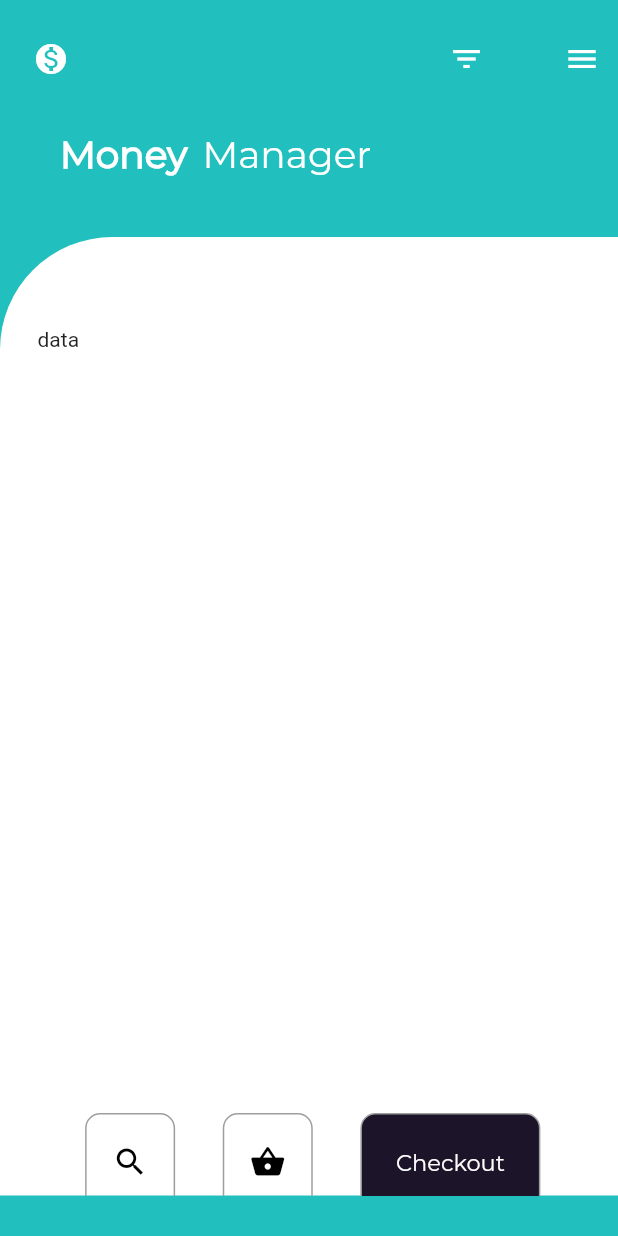
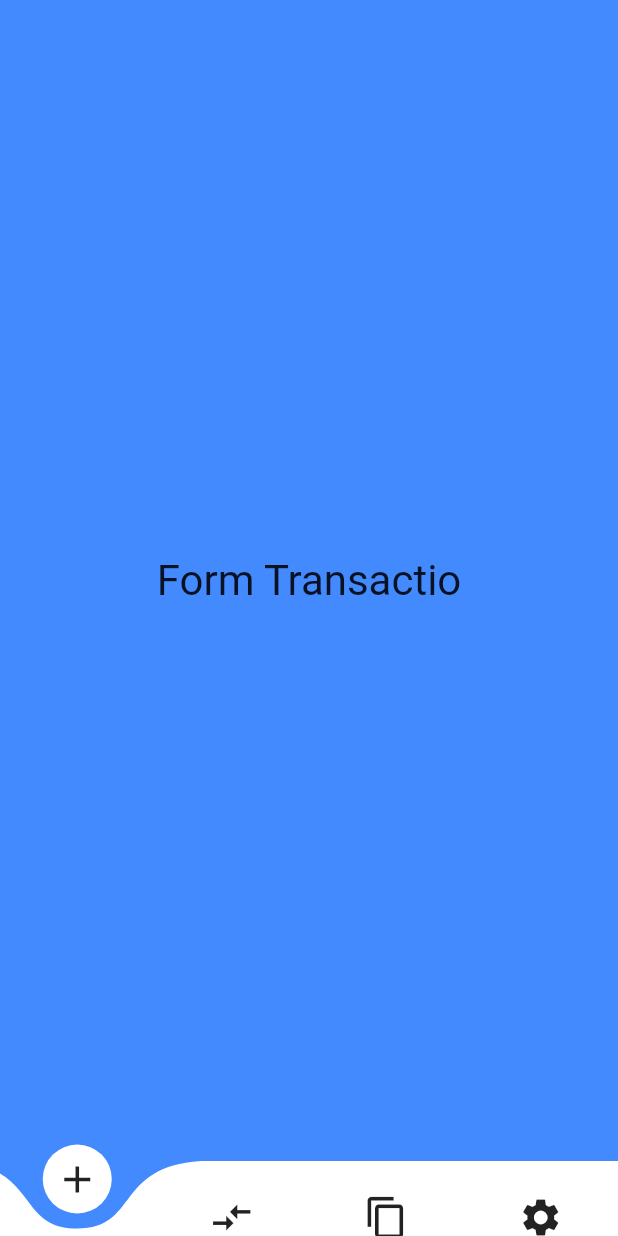
Before and after one commit to michelssousa/expensensV1, a Flutter app: the screen it shows after launch, on a phone screen of 412 x 824 dp. Run offline on Flutter 3.47's test engine with Material 2 defaults, Android fonts, the phone set to English and light mode, and no system bars; drawn by our look-alikes of curved_navigation_bar; our stand-ins replace flutter_dotenv, graphql_flutter, grouped_list; project files that could hold a hidden picture were left out.

Commit message:
Montando o layout curve com abas

```diff
--- a/lib/src/presentation/app.dart
+++ b/lib/src/presentation/app.dart
@@ -2,7 +2,7 @@ import 'package:flutter/material.dart';
 import 'package:flutterExpenses/src/domain/providers/presentation/providerPresentation.dart';
 import 'package:flutterExpenses/src/domain/providers/variables/globalVariables.dart';
 
-import 'home/home.dart';
+import 'pages/homePage.dart';
 // import 'package:flutter_dotenv/flutter_dotenv.dart';
 
 class App extends StatelessWidget {
@@ -14,7 +14,7 @@ class App extends StatelessWidget {
     return MaterialApp(
       debugShowCheckedModeBanner: false,
       theme: ThemeData(primaryColor: _appColor.colorSecondary),
-      home: Home(),
+      home: HomePage(),
     );
   }
 }
--- a/lib/src/presentation/home/home.dart
+++ /dev/null
@@ -1,140 +0,0 @@
-import 'package:flutter/material.dart';
-
-class Home extends StatefulWidget {
-  @override
-  _HomeState createState() => _HomeState();
-}
-
-class _HomeState extends State<Home> {
-  @override
-  Widget build(BuildContext context) {
-    return Scaffold(
-      backgroundColor: Color(0xFF21BFBD),
-      body: ListView(
-        children: <Widget>[
-          Padding(
-            padding: EdgeInsets.only(top: 15.0, left: 10.0),
-            child: Row(
-              mainAxisAlignment: MainAxisAlignment.spaceBetween,
-              children: <Widget>[
-                IconButton(
-                  icon: Icon(Icons.monetization_on),
-                  color: Colors.white,
-                  onPressed: () {},
-                ),
-                Container(
-                  width: 125.0,
-                  child: Row(
-                      mainAxisAlignment: MainAxisAlignment.spaceBetween,
-                      children: <Widget>[
-                        IconButton(
-                          icon: Icon(Icons.filter_list),
-                          color: Colors.white,
-                          onPressed: () {},
-                        ),
-                        IconButton(
-                          icon: Icon(Icons.menu),
-                          color: Colors.white,
-                          onPressed: () {},
-                        )
-                      ]),
-                ),
-              ],
-            ),
-          ),
-          SizedBox(height: 25.0),
-          Padding(
-            padding: EdgeInsets.only(left: 40.0),
-            child: Row(
-              children: <Widget>[
-                Text('Money',
-                    style: TextStyle(
-                        fontFamily: 'Montserrat',
-                        color: Colors.white,
-                        fontWeight: FontWeight.bold,
-                        fontSize: 25.0)),
-                SizedBox(width: 10.0),
-                Text('Manager',
-                    style: TextStyle(
-                        fontFamily: 'Montserrat',
-                        color: Colors.white,
-                        fontSize: 25.0))
-              ],
-            ),
-          ),
-          SizedBox(height: 40.0),
-          Container(
-            height: MediaQuery.of(context).size.height - 185.0,
-            decoration: BoxDecoration(
-              color: Colors.white,
-              borderRadius: BorderRadius.only(topLeft: Radius.circular(75.0)),
-            ),
-            child: ListView(
-              primary: false,
-              padding: EdgeInsets.only(left: 25.0, right: 20.0),
-              children: <Widget>[
-                Padding(
-                    padding: EdgeInsets.only(top: 60.0),
-                    child: Container(
-                        height: MediaQuery.of(context).size.height - 300.0,
-                        child: ListView(children: [
-                          Text('data'),
-                        ]))),
-                Row(
-                  mainAxisAlignment: MainAxisAlignment.spaceEvenly,
-                  children: <Widget>[
-                    Container(
-                      height: 65.0,
-                      width: 60.0,
-                      decoration: BoxDecoration(
-                        border: Border.all(
-                            color: Colors.grey,
-                            style: BorderStyle.solid,
-                            width: 1.0),
-                        borderRadius: BorderRadius.circular(10.0),
-                      ),
-                      child: Center(
-                        child: Icon(Icons.search, color: Colors.black),
-                      ),
-                    ),
-                    Container(
-                      height: 65.0,
-                      width: 60.0,
-                      decoration: BoxDecoration(
-                        border: Border.all(
-                            color: Colors.grey,
-                            style: BorderStyle.solid,
-                            width: 1.0),
-                        borderRadius: BorderRadius.circular(10.0),
-                      ),
-                      child: Center(
-                        child: Icon(Icons.shopping_basket, color: Colors.black),
-                      ),
-                    ),
-                    Container(
-                      height: 65.0,
-                      width: 120.0,
-                      decoration: BoxDecoration(
-                          border: Border.all(
-                              color: Colors.grey,
-                              style: BorderStyle.solid,
-                              width: 1.0),
-                          borderRadius: BorderRadius.circular(10.0),
-                          color: Color(0xFF1C1428)),
-                      child: Center(
-                          child: Text('Checkout',
-                              style: TextStyle(
-                                  fontFamily: 'Montserrat',
-                                  color: Colors.white,
-                                  fontSize: 15.0))),
-                    )
-                  ],
-                )
-              ],
-            ),
-          )
-        ],
-      ),
-    );
-  }
-}
--- /dev/null
+++ b/lib/src/presentation/pages/formTransactionPage.dart
@@ -0,0 +1,13 @@
+import 'package:flutter/material.dart';
+
+class FormTransactionPage extends StatelessWidget {
+  @override
+  Widget build(BuildContext context) {
+    return Container(
+      child: Text(
+        "Form Transactio",
+        textScaleFactor: 2.0,
+      ),
+    );
+  }
+}
--- /dev/null
+++ b/lib/src/presentation/pages/homePage.dart
@@ -0,0 +1,207 @@
+import 'package:flutter/material.dart';
+import 'package:curved_navigation_bar/curved_navigation_bar.dart';
+import 'package:flutterExpenses/src/presentation/pages/formTransactionPage.dart';
+import 'package:flutterExpenses/src/presentation/pages/preTransactionListPage.dart';
+import 'package:flutterExpenses/src/presentation/pages/settingsPage.dart';
+import 'package:flutterExpenses/src/presentation/pages/transactionListPage.dart';
+
+class HomePage extends StatefulWidget {
+  @override
+  _HomePageState createState() => _HomePageState();
+}
+
+class _HomePageState extends State<HomePage> {
+  int _page = 0;
+  GlobalKey _bottomNavigationKey = GlobalKey();
+
+  Widget _showPageList(int pageIndex) {
+    switch (pageIndex) {
+      case 0:
+        return FormTransactionPage();
+        break;
+      case 1:
+        return TransactionListPage();
+        break;
+      case 2:
+        return PreTransactionListPage();
+        break;
+      case 3:
+        return SettingsTransaction();
+        break;
+      default:
+        return Container(
+          color: Colors.blueAccent,
+          child: Text(
+            _page.toString(),
+            textScaleFactor: 2.0,
+          ),
+        );
+    }
+  }
+
+  Widget _showPage = FormTransactionPage();
+
+  @override
+  Widget build(BuildContext context) {
+    return Scaffold(
+        bottomNavigationBar: CurvedNavigationBar(
+          key: _bottomNavigationKey,
+          index: 0,
+          height: 50.0,
+          items: <Widget>[
+            Icon(Icons.add, size: 30),
+            Icon(Icons.compare_arrows, size: 30),
+            Icon(Icons.content_copy, size: 30),
+            Icon(Icons.settings, size: 30),
+            //Icon(Icons.perm_identity, size: 30),
+          ],
+          color: Colors.white,
+          buttonBackgroundColor: Colors.white,
+          backgroundColor: Colors.blueAccent,
+          animationCurve: Curves.easeInOut,
+          animationDuration: Duration(milliseconds: 600),
+          onTap: (int index) {
+            setState(() {
+              _showPage = _showPageList(index);
+            });
+          },
+        ),
+        body: Container(
+          color: Colors.blueAccent,
+          child: Center(
+            child: _showPage,
+          ),
+        ));
+  }
+}
+
+// import 'package:flutter/material.dart';
+
+// class Home extends StatefulWidget {
+//   @override
+//   _HomeState createState() => _HomeState();
+// }
+
+// class _HomeState extends State<Home> {
+//   @override
+//   Widget build(BuildContext context) {
+//     return Scaffold(
+//       backgroundColor: Colors.blue[400],
+//       body: ListView(
+//         children: <Widget>[
+//           Padding(
+//             padding: EdgeInsets.only(top: 15.0, left: 10.0),
+//             child: Row(
+//               mainAxisAlignment: MainAxisAlignment.spaceBetween,
+//               children: <Widget>[
+//                 Column(
+//                   children: <Widget>[
+//                     Text('Money',
+//                         style: TextStyle(
+//                             fontFamily: 'Montserrat',
+//                             color: Colors.white,
+//                             fontWeight: FontWeight.bold,
+//                             fontSize: 25.0)),
+//                     Padding(
+//                       padding: EdgeInsets.only(left: 26),
+//                       child: Text('Manager',
+//                           style: TextStyle(
+//                               fontFamily: 'Montserrat',
+//                               color: Colors.yellow,
+//                               fontSize: 13.0)),
+//                     ),
+//                   ],
+//                 ),
+//                 SizedBox(width: 10.0),
+//                 Container(
+//                   width: 125.0,
+//                   child: Row(
+//                       mainAxisAlignment: MainAxisAlignment.end,
+//                       children: <Widget>[
+//                         IconButton(
+//                           icon: Icon(Icons.content_copy),
+//                           color: Colors.white,
+//                           onPressed: () {},
+//                         ),
+//                         IconButton(
+//                           icon: Icon(Icons.settings),
+//                           color: Colors.white,
+//                           onPressed: () {},
+//                         )
+//                       ]),
+//                 ),
+//               ],
+//             ),
+//           ),
+//           SizedBox(
+//             height: 25.0,
+//             child: Padding(
+//               padding: EdgeInsets.only(top: 3),
+//               child: Row(
+//                 mainAxisAlignment: MainAxisAlignment.center,
+//                 children: <Widget>[
+//                   Expanded(
+//                       child: ListTile(
+//                     title: Text("Balance:"),
+//                     subtitle: Text(
+//                       "R\$ 240,90",
+//                     ),
+//                   )),
+//                   Expanded(
+//                       child: ListTile(
+//                     title: Text("Expenses:"),
+//                     subtitle: Text(
+//                       " R\$ 240,90",
+//                       style: TextStyle(color: Colors.red),
+//                     ),
+//                   )),
+//                   Expanded(
+//                     child: ListTile(
+//                       title: Text("Expenses:"),
+//                       subtitle: Text(
+//                         " R\$ 240,90",
+//                         style: TextStyle(color: Colors.red),
+//                       ),
+//                     ),
+//                   )
+//                 ],
+//               ),
+//             ),
+//           ),
+//           Padding(
+//             padding: EdgeInsets.only(left: 23.0),
+//             child: Row(
+//               children: <Widget>[],
+//             ),
+//           ),
+//           SizedBox(height: 30.0),
+//           Container(
+//             height: MediaQuery.of(context).size.height - 120.0,
+//             decoration: BoxDecoration(
+//               color: Colors.white,
+//               borderRadius: BorderRadius.only(
+//                   topLeft: Radius.circular(25.0),
+//                   topRight: Radius.circular(25.0)),
+//             ),
+//             child: ListView(
+//               primary: false,
+//               padding: EdgeInsets.only(left: 25.0, right: 20.0),
+//               children: <Widget>[
+//                 Padding(
+//                     padding: EdgeInsets.only(top: 60.0),
+//                     child: Container(
+//                         height: MediaQuery.of(context).size.height - 300.0,
+//                         child: ListView(children: [
+//                           Text('data'),
+//                         ]))),
+//                 Row(
+//                   children: <Widget>[],
+//                 )
+//               ],
+//             ),
+//           )
+//         ],
+//       ),
+//     );
+//   }
+// }
--- /dev/null
+++ b/lib/src/presentation/pages/preTransactionListPage.dart
@@ -0,0 +1,13 @@
+import 'package:flutter/material.dart';
+
+class PreTransactionListPage extends StatelessWidget {
+  @override
+  Widget build(BuildContext context) {
+    return Container(
+      child: Text(
+        "Pre Transaction List",
+        textScaleFactor: 2.0,
+      ),
+    );
+  }
+}
--- /dev/null
+++ b/lib/src/presentation/pages/settingsPage.dart
@@ -0,0 +1,13 @@
+import 'package:flutter/material.dart';
+
+class SettingsTransaction extends StatelessWidget {
+  @override
+  Widget build(BuildContext context) {
+    return Container(
+      child: Text(
+        "Settings",
+        textScaleFactor: 2.0,
+      ),
+    );
+  }
+}
--- /dev/null
+++ b/lib/src/presentation/pages/transactionListPage.dart
@@ -0,0 +1,13 @@
+import 'package:flutter/material.dart';
+
+class TransactionListPage extends StatelessWidget {
+  @override
+  Widget build(BuildContext context) {
+    return Container(
+      child: Text(
+        "Transaction List",
+        textScaleFactor: 2.0,
+      ),
+    );
+  }
+}
--- a/pubspec.yaml
+++ b/pubspec.yaml
@@ -29,6 +29,7 @@ dependencies:
   graphql_flutter: ^3.1.0
   provider: null
   color: null
+  curved_navigation_bar: ^0.3.4
 
   # The following adds the Cupertino Icons font to your application.
   # Use with the CupertinoIcons class for iOS style icons.
```
Also changed, not shown: pubspec.lock, 1 other file.
